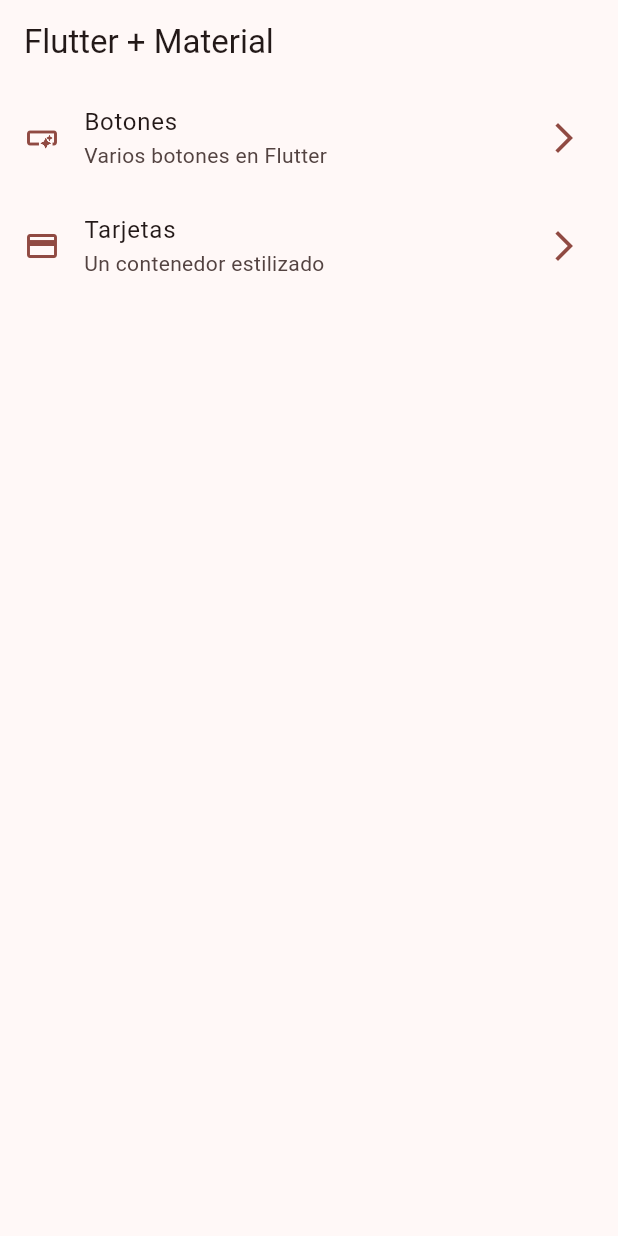
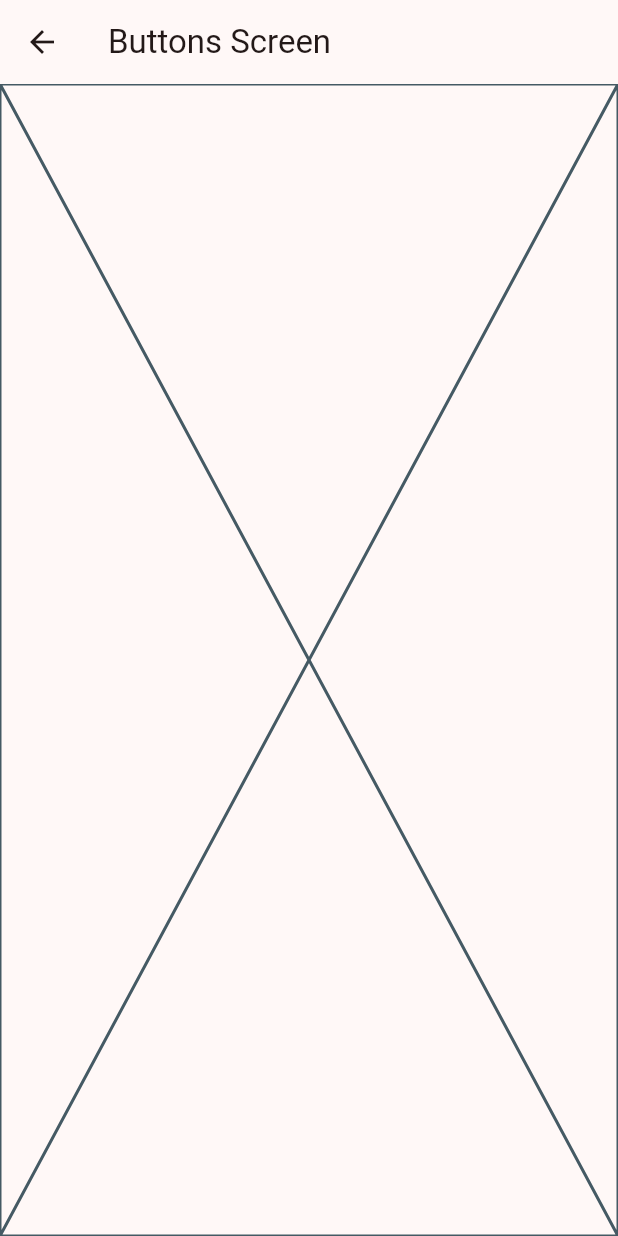
Before and after one commit to FDQM/widgets_app, a Flutter app: the screen it shows after launch, after a tap on "Botones", on a phone screen of 412 x 824 dp. Run offline on Flutter 3.47's test engine with Material 3 defaults, Android fonts, the phone set to English and light mode, and no system bars.

```diff
--- a/lib/config/theme/menu/menu_items.dart
+++ b/lib/config/theme/menu/menu_items.dart
@@ -22,6 +22,6 @@ const appMenuItems = <MenuItem>[
   MenuItem(
       title: 'Tarjetas',
       subTitle: 'Un contenedor estilizado',
-      link: '/card',
+      link: '/cards',
       icon: Icons.credit_card)
 ];
--- a/lib/main.dart
+++ b/lib/main.dart
@@ -1,5 +1,7 @@
 import 'package:flutter/material.dart';
 import 'package:widgets_app/config/theme/app_theme.dart';
+import 'package:widgets_app/presentation/screens/buttons/buttons_screen.dart';
+import 'package:widgets_app/presentation/screens/cards/cards_screens.dart';
 import 'package:widgets_app/presentation/screens/home/home_screen.dart';
 
 void main() {
@@ -14,7 +16,11 @@ class MainApp extends StatelessWidget {
     return  MaterialApp(
       debugShowCheckedModeBanner: false,
       theme: AppTheme(selectedColor: 3).geteTheme(),
-      home: const HomeScreen()
+      home: const HomeScreen(),
+      routes: {
+        '/buttons':(context) => const ButtonScreen(),
+        '/cards':(context) => const CardsScreen()
+      },
     );
   }
 }
--- /dev/null
+++ b/lib/presentation/screens/buttons/buttons_screen.dart
@@ -0,0 +1,15 @@
+import 'package:flutter/material.dart';
+
+class ButtonScreen extends StatelessWidget {
+  const ButtonScreen({super.key});
+
+  @override
+  Widget build(BuildContext context) {
+    return Scaffold(
+      appBar: AppBar(
+        title: const Text('Buttons Screen'),
+      ),
+      body: const Placeholder(),
+    );
+  }
+}
--- a/lib/presentation/screens/home/home_screen.dart
+++ b/lib/presentation/screens/home/home_screen.dart
@@ -1,5 +1,6 @@
 import 'package:flutter/material.dart';
 import 'package:widgets_app/config/theme/menu/menu_items.dart';
+import 'package:widgets_app/presentation/screens/buttons/buttons_screen.dart';
 
 class HomeScreen extends StatelessWidget {
   const HomeScreen({super.key});
@@ -38,16 +39,21 @@ class _CustomListTile extends StatelessWidget {
 
   @override
   Widget build(BuildContext context) {
-
     final colors = Theme.of(context).colorScheme;
 
     return ListTile(
-      leading: Icon(menuItem.icon, color: colors.primary,),
-      trailing: Icon(Icons.arrow_forward_ios_outlined, color: colors.primary,),
+      leading: Icon(
+        menuItem.icon,
+        color: colors.primary,
+      ),
+      trailing: Icon(
+        Icons.arrow_forward_ios_outlined,
+        color: colors.primary,
+      ),
       title: Text(menuItem.title),
       subtitle: Text(menuItem.subTitle),
       onTap: () {
-        //TODO: Navegar a otra pantalla
+        Navigator.pushNamed(context, menuItem.link);
       },
     );
   }
```
Also changed, not shown: lib/presentation/screens/cards/cards_screens.dart (added, +15 -0 lines).
